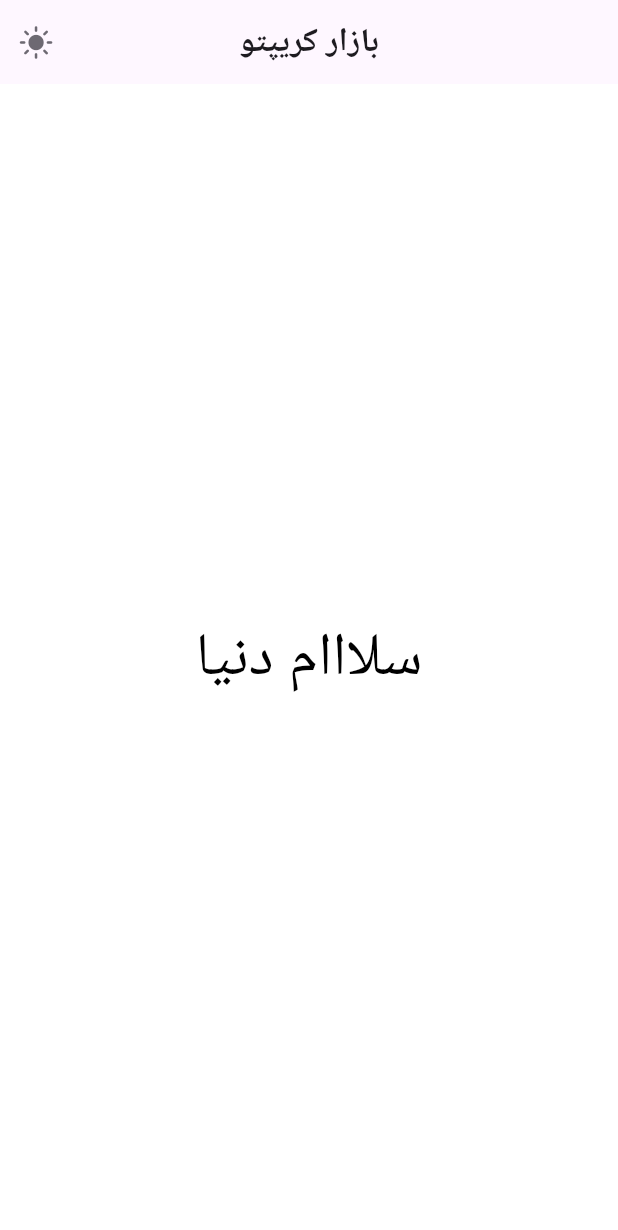
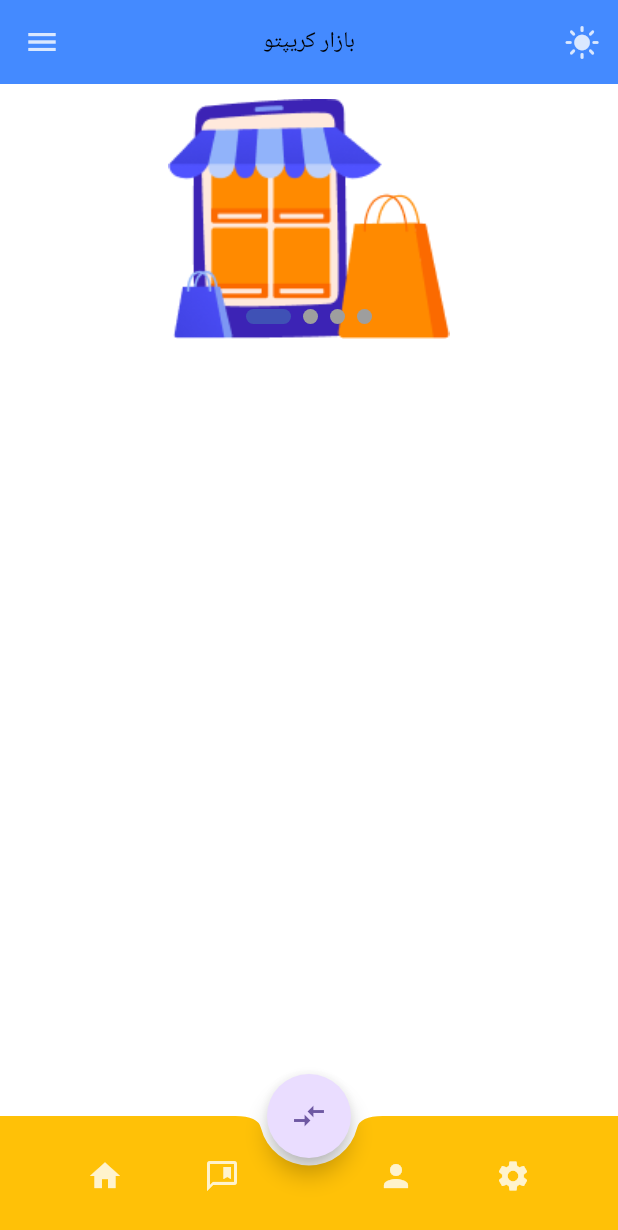
Before and after one commit to ParastooShaabani/crypto_provider, a Flutter app: the screen it shows after launch, on a phone screen of 412 x 824 dp. Shown: the top 1230 px of the screen. Run offline on Flutter 3.47's test engine with Material 3 defaults, Android fonts, the phone set to English and light mode, and no system bars; drawn by our look-alikes of smooth_page_indicator; our stand-ins replace google_fonts; generated files the repository leaves out were written again; Roboto replaces fonts that are missing (Ubuntu).

Commit message:
feat: add bottom nav bar

```diff
--- a/lib/main.dart
+++ b/lib/main.dart
@@ -1,6 +1,6 @@
+import 'package:crypto_provider/ui/main_wrapper.dart';
 import 'package:crypto_provider/ui/providers/theme_provider.dart';
 import 'package:crypto_provider/ui/theme/my_theme.dart';
-import 'package:crypto_provider/ui/ui_helper/theme_switcher.dart';
 import 'package:flutter/material.dart';
 import 'package:flutter/services.dart';
 import 'package:provider/provider.dart';
@@ -10,6 +10,7 @@ import 'package:flutter_gen/gen_l10n/app_localizations.dart';
 // 1. provider
 // 2. theme
 // 3. multilingual
+
 void main() async {
   WidgetsFlutterBinding.ensureInitialized();
   await SystemChrome.setPreferredOrientations([DeviceOrientation.portraitUp]);
@@ -46,31 +47,12 @@ class MyApp extends StatelessWidget {
           //   Locale('es'), // Spanish
           // ],
           supportedLocales: AppLocalizations.supportedLocales,
-          home: const HomeScreen(),
+          home: Directionality(
+            textDirection: TextDirection.ltr,
+            child: const MainWrapper(),
+          ),
         );
       },
     );
   }
 }
-
-class HomeScreen extends StatelessWidget {
-  const HomeScreen({super.key});
-
-  @override
-  Widget build(BuildContext context) {
-    final loc = AppLocalizations.of(context)!;
-    return Scaffold(
-      appBar: AppBar(
-        title: Text(loc.appName),
-        centerTitle: true,
-        actions: const [ThemeSwitcher()],
-      ),
-      body: Center(
-        child: Text(
-          loc.helloWorld,
-          style: Theme.of(context).textTheme.titleSmall,
-        ),
-      ),
-    );
-  }
-}
--- a/lib/ui/main_wrapper.dart
+++ b/lib/ui/main_wrapper.dart
@@ -0,0 +1,129 @@
+import 'package:crypto_provider/ui/ui_helper/bottom_nav_bar.dart';
+import 'package:crypto_provider/ui/ui_helper/home_page_view.dart';
+import 'package:crypto_provider/ui/ui_helper/theme_switcher.dart';
+import 'package:flutter/material.dart';
+import 'package:flutter_gen/gen_l10n/app_localizations.dart';
+import 'package:smooth_page_indicator/smooth_page_indicator.dart';
+
+class MainWrapper extends StatefulWidget {
+  const MainWrapper({super.key});
+
+  @override
+  State<MainWrapper> createState() => _MainWrapperState();
+}
+
+class _MainWrapperState extends State<MainWrapper> {
+  final PageController _materPageController = PageController(initialPage: 0);
+
+  @override
+  Widget build(BuildContext context) {
+    return Scaffold(
+      floatingActionButton: FloatingActionButton(
+        onPressed: () {},
+        shape: const CircleBorder(),
+        child: Icon(Icons.compare_arrows_outlined),
+      ),
+      floatingActionButtonLocation: FloatingActionButtonLocation.centerDocked,
+      bottomNavigationBar: BottomNavBar(pageController: _materPageController),
+      body: PageView(
+        controller: _materPageController,
+        children: [HomeScreen(), MarketPage(), ProfilePage(), SettingPage()],
+      ),
+    );
+  }
+}
+
+class HomeScreen extends StatelessWidget {
+  HomeScreen({super.key});
+
+  final PageController _pageViewController = PageController(initialPage: 0);
+
+  @override
+  Widget build(BuildContext context) {
+    final loc = AppLocalizations.of(context)!;
+    final Color primaryColor = Theme.of(context).primaryColor;
+    final TextTheme textTheme = Theme.of(context).textTheme;
+    return Scaffold(
+      drawer: Drawer(backgroundColor: Colors.white),
+      appBar: AppBar(
+        backgroundColor: primaryColor,
+        title: Text(loc.appName),
+        centerTitle: true,
+        titleTextStyle: textTheme.bodySmall,
+        actions: const [ThemeSwitcher()],
+        iconTheme: IconThemeData(color: Colors.white),
+      ),
+      body: SizedBox(
+        width: double.infinity,
+        height: double.infinity,
+        child: SingleChildScrollView(
+          scrollDirection: Axis.vertical,
+          child: Column(
+            children: [
+              // PageView
+              Padding(
+                padding: const EdgeInsets.only(top: 10.0, left: 5, right: 5),
+                child: SizedBox(
+                  height: 160,
+                  width: double.infinity,
+                  child: Stack(
+                    children: [
+                      HomePageView(controller: _pageViewController),
+                      Align(
+                        alignment: Alignment.bottomCenter,
+                        child: Padding(
+                          padding: const EdgeInsets.only(bottom: 10.0),
+                          child: SmoothPageIndicator(
+                            controller: _pageViewController,
+                            count: 4,
+                            effect: const ExpandingDotsEffect(
+                              dotWidth: 10,
+                              dotHeight: 10,
+                            ),
+                            onDotClicked:
+                                (index) => _pageViewController.animateToPage(
+                                  index,
+                                  duration: const Duration(milliseconds: 300),
+                                  curve: Curves.easeInOut,
+                                ),
+                          ),
+                        ),
+                      ),
+                    ],
+                  ),
+                ),
+              ),
+            ],
+          ),
+        ),
+      ),
+    );
+  }
+}
+
+class MarketPage extends StatelessWidget {
+  const MarketPage({super.key});
+
+  @override
+  Widget build(BuildContext context) {
+    return Scaffold(body: Center(child: Text('MarketPage')));
+  }
+}
+
+class ProfilePage extends StatelessWidget {
+  const ProfilePage({super.key});
+
+  @override
+  Widget build(BuildContext context) {
+    return Scaffold(body: Center(child: Text('ProfilePage')));
+  }
+}
+
+class SettingPage extends StatelessWidget {
+  const SettingPage({super.key});
+
+  @override
+  Widget build(BuildContext context) {
+    return Scaffold(body: Center(child: Text('SettingPage')));
+  }
+}
--- a/lib/ui/theme/my_theme.dart
+++ b/lib/ui/theme/my_theme.dart
@@ -8,7 +8,7 @@ class MyThemes {
       titleLarge: GoogleFonts.ubuntu(color: Colors.black, fontSize: 22,fontWeight: FontWeight.bold),
       bodySmall: GoogleFonts.ubuntu(color: Colors.white, fontSize: 15),
       labelSmall: GoogleFonts.ubuntu(color: Colors.white54, fontSize: 13),
-      titleSmall: GoogleFonts.ubuntu(color: Colors.white, fontSize: 40),
+      titleSmall: GoogleFonts.ubuntu(color: Colors.black, fontSize: 40),
 
     ),
     unselectedWidgetColor: Colors.white70,
--- /dev/null
+++ b/lib/ui/ui_helper/bottom_nav_bar.dart
@@ -0,0 +1,82 @@
+import 'package:flutter/material.dart';
+
+class BottomNavBar extends StatelessWidget {
+  PageController pageController;
+
+  BottomNavBar({super.key, required this.pageController});
+
+  @override
+  Widget build(BuildContext context) {
+    return BottomAppBar(
+      shape: CircularNotchedRectangle(),
+      notchMargin: 5,
+      color: Colors.amber,
+      child: SizedBox(
+        height: 63,
+        child: Row(
+          mainAxisAlignment: MainAxisAlignment.spaceBetween,
+          children: [
+            SizedBox(
+              height: 50,
+              width: MediaQuery.of(context).size.width / 2 - 20,
+              child: Row(
+                mainAxisAlignment: MainAxisAlignment.spaceEvenly,
+                children: [
+                  IconButton(
+                    onPressed: () {
+                      pageController.animateToPage(
+                        0,
+                        duration: Duration(microseconds: 300),
+                        curve: Curves.easeInOut,
+                      );
+                    },
+                    icon: Icon(Icons.home),
+                  ),
+                  IconButton(
+                    onPressed: () {
+                      pageController.animateToPage(
+                        1,
+                        duration: Duration(microseconds: 300),
+                        curve: Curves.easeInOut,
+                      );
+                    },
+                    icon: Icon(Icons.comment_bank_outlined),
+                  ),
+                ],
+              ),
+            ),
+            SizedBox(
+              height: 50,
+              width: MediaQuery.of(context).size.width / 2 - 20,
+              child: Row(
+                mainAxisAlignment: MainAxisAlignment.spaceEvenly,
+                children: [
+                  IconButton(
+                    onPressed: () {
+                      pageController.animateToPage(
+                        2,
+                        duration: Duration(microseconds: 300),
+                        curve: Curves.easeInOut,
+                      );
+                    },
+                    icon: Icon(Icons.person),
+                  ),
+                  IconButton(
+                    onPressed: () {
+                      pageController.animateToPage(
+                        3,
+                        duration: Duration(microseconds: 300),
+                        curve: Curves.easeInOut,
+                      );
+                    },
+                    icon: Icon(Icons.settings),
+                  ),
+                ],
+              ),
+            ),
+          ],
+        ),
+      ),
+    );
+  }
+}
--- /dev/null
+++ b/lib/ui/ui_helper/home_page_view.dart
@@ -0,0 +1,35 @@
+import 'package:flutter/material.dart';
+
+class HomePageView extends StatelessWidget {
+  PageController controller;
+
+  HomePageView({super.key, required this.controller});
+
+  var images = [
+    'images/user_type.png',
+    'images/user_type.png',
+    'images/user_type.png',
+    'images/user_type.png',
+  ];
+
+  @override
+  Widget build(BuildContext context) {
+    return PageView(
+      allowImplicitScrolling: true,
+      controller: controller,
+      children: [
+        myPages(images[0]),
+        myPages(images[1]),
+        myPages(images[2]),
+        myPages(images[3]),
+      ],
+    );
+  }
+
+  Widget myPages(String image) {
+    return ClipRRect(
+      borderRadius: BorderRadius.all(Radius.circular(30)),
+      child: Image(image: AssetImage(image), fit: BoxFit.contain),
+    );
+  }
+}
--- a/lib/ui/ui_helper/theme_switcher.dart
+++ b/lib/ui/ui_helper/theme_switcher.dart
@@ -13,6 +13,7 @@ class ThemeSwitcher extends StatelessWidget {
       themeProvider.isDarkMode
           ? CupertinoIcons.moon_fill
           : CupertinoIcons.sun_max_fill,
+      color: Colors.white,
     );
     return IconButton(
       onPressed: () {
```
Also changed, not shown: pubspec.yaml (+5 -2 lines), images/user_type.png (added), pubspec.lock.
